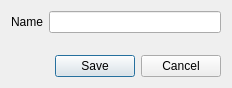
This is dialogs/departmentdialog.ui in Arquanite/KettleClient as Qt 5 draws it before an edit. The edited form follows.
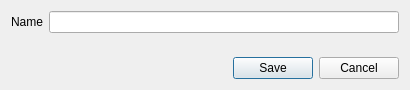
This is the edited form.

Diff of the .ui file:
```diff
--- a/dialogs/departmentdialog.ui
+++ b/dialogs/departmentdialog.ui
@@ -6,8 +6,8 @@
    <rect>
     <x>0</x>
     <y>0</y>
-    <width>232</width>
-    <height>88</height>
+    <width>410</width>
+    <height>90</height>
    </rect>
   </property>
   <property name="windowTitle">
```
